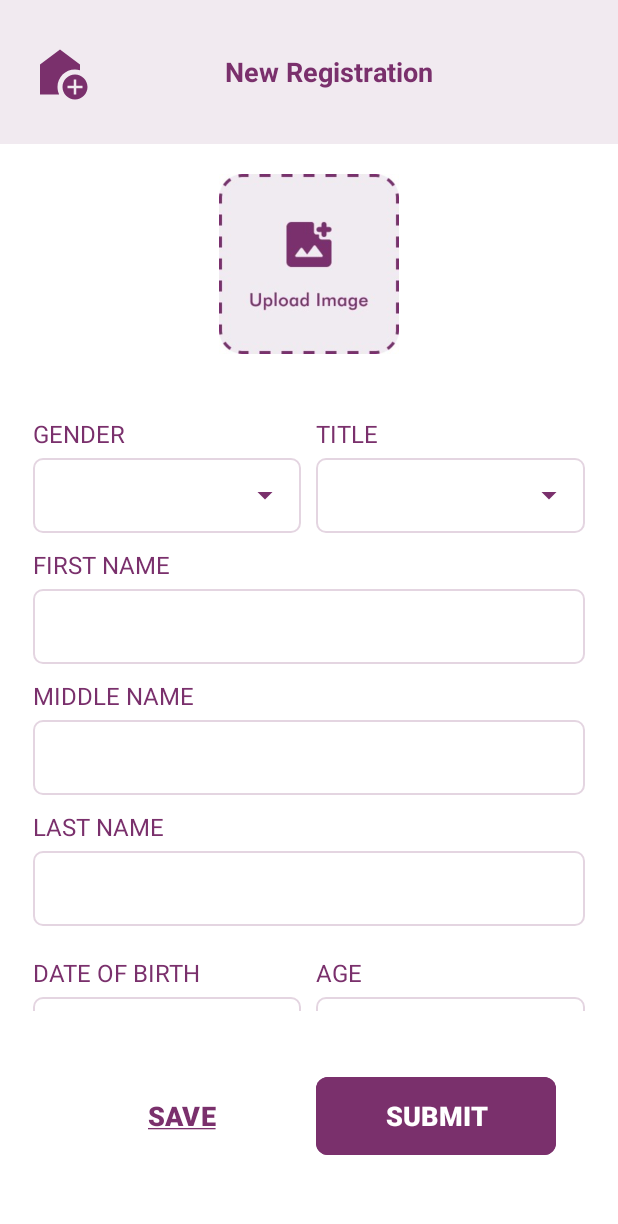
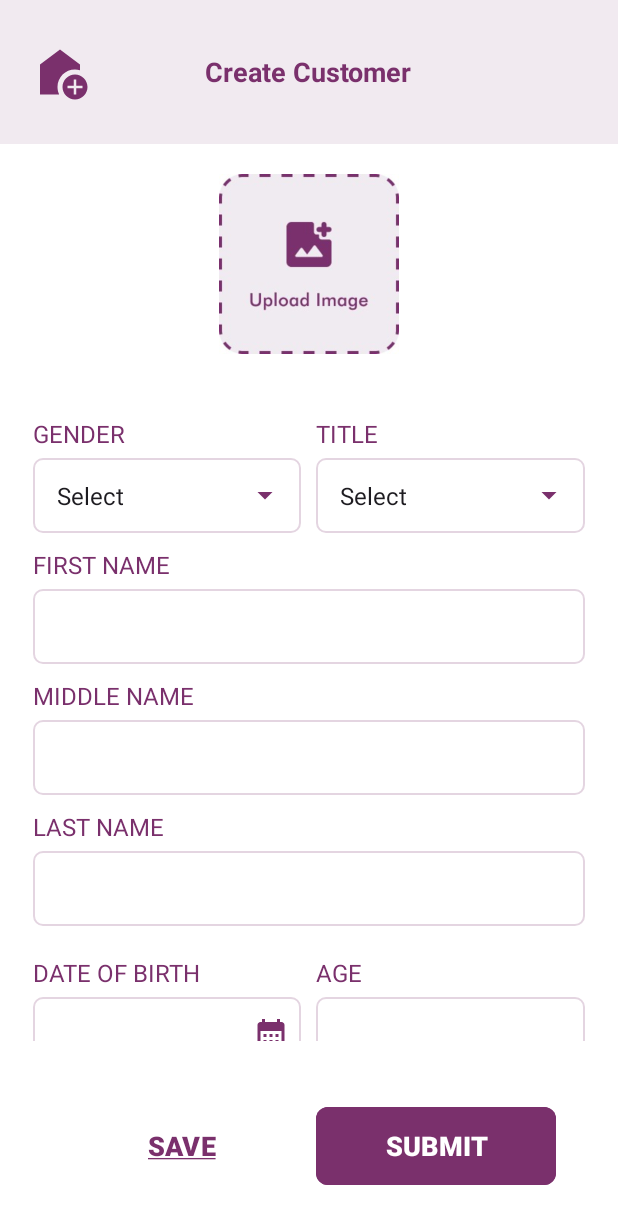
Before and after one commit to cybiteOfficial/Dk_finance_Android, an Android app: the CreatCustomer screen opened directly, with no data from a screen before it, on a phone screen of 412 x 824 dp. Shown: the top 1224 px of the screen. Run offline under Robolectric (Android 15) with nearby library versions, the phone set to English and light mode, and no system bars.

Commit message:
added spinners and fixed ui breakages

```diff
--- a/app/src/main/java/com/example/bankapp/CreatCustomer.java
+++ b/app/src/main/java/com/example/bankapp/CreatCustomer.java
@@ -5,6 +5,7 @@ import android.os.Bundle;
 import android.app.DatePickerDialog;
 import android.util.Log;
 import android.view.View;
+import android.widget.ArrayAdapter;
 import android.widget.Button;
 import android.widget.DatePicker;
 import android.widget.EditText;
@@ -18,6 +19,7 @@ import android.net.Uri;
 import android.os.Bundle;
 import android.provider.MediaStore;
 import android.widget.ImageView;
+import android.widget.Spinner;
 import android.widget.TextView;
 
 import androidx.annotation.Nullable;
@@ -54,6 +56,42 @@ public class CreatCustomer extends AppCompatActivity {
         firstNameEditText = findViewById(R.id.customerName);
         middleNameEditText = findViewById(R.id.customerMiddleName);
         lastNameEditText = findViewById(R.id.customerLastName);
+
+        // gender Spinner
+        Spinner genderSpinner = findViewById(R.id.gender);
+        String[] gender_type = getResources().getStringArray(R.array.gender_type);
+        ArrayAdapter<String> genderAdapter = new ArrayAdapter<>(this, android.R.layout.simple_spinner_item,gender_type);
+        genderAdapter.setDropDownViewResource(android.R.layout.simple_spinner_dropdown_item);
+        genderSpinner.setAdapter(genderAdapter);
+
+
+        // title Spinner
+        Spinner titleSpinner = findViewById(R.id.title);
+        String[] titleItems = getResources().getStringArray(R.array.title_type);
+        ArrayAdapter<String> titleAdapter = new ArrayAdapter<>(this, android.R.layout.simple_spinner_item, titleItems);
+        titleAdapter.setDropDownViewResource(android.R.layout.simple_spinner_dropdown_item);
+        titleSpinner.setAdapter(titleAdapter);
+
+        // customer_segment Spinner
+        Spinner customer_segmentSpinner = findViewById(R.id.customer_segment);
+        String[] customer_segment = getResources().getStringArray(R.array.customer_segment);
+        ArrayAdapter<String> customer_segmentAdapter = new ArrayAdapter<>(this, android.R.layout.simple_spinner_item, customer_segment);
+        customer_segmentAdapter.setDropDownViewResource(android.R.layout.simple_spinner_dropdown_item);
+        customer_segmentSpinner.setAdapter(customer_segmentAdapter);
+
+        // residenceOwner Spinner
+        Spinner residenceOwnerSpinner = findViewById(R.id.residenceOwner);
+        String[] residenceOwner = getResources().getStringArray(R.array.customer_segment);
+        ArrayAdapter<String> residenceOwnerAdapter = new ArrayAdapter<>(this, android.R.layout.simple_spinner_item, residenceOwner);
+        residenceOwnerAdapter.setDropDownViewResource(android.R.layout.simple_spinner_dropdown_item);
+        residenceOwnerSpinner.setAdapter(residenceOwnerAdapter);
+
+        // customer_segment Spinner
+        Spinner agricultureLandOwnerSpinner = findViewById(R.id.agricultureLandOwner);
+        String[] agricultureLandOwner = getResources().getStringArray(R.array.customer_segment);
+        ArrayAdapter<String> agricultureLandOwnerAdapter = new ArrayAdapter<>(this, android.R.layout.simple_spinner_item, agricultureLandOwner);
+        agricultureLandOwnerAdapter.setDropDownViewResource(android.R.layout.simple_spinner_dropdown_item);
+        agricultureLandOwnerSpinner.setAdapter(agricultureLandOwnerAdapter);
 
         Button submitButton = findViewById(R.id.submit_button);
 
--- a/app/src/main/java/com/example/bankapp/NewRegistrationActivity2.java
+++ b/app/src/main/java/com/example/bankapp/NewRegistrationActivity2.java
@@ -24,7 +24,6 @@ public class NewRegistrationActivity2 extends AppCompatActivity {
         continueButton.setOnClickListener(new View.OnClickListener() {
             @Override
             public void onClick(View v) {
-
                 startActivity(new Intent(NewRegistrationActivity2.this, AddCustomerActivity.class));
             }
         });
--- a/app/src/main/res/layout/activity_creat_customer.xml
+++ b/app/src/main/res/layout/activity_creat_customer.xml
@@ -7,13 +7,13 @@
     android:layout_height="match_parent"
     android:orientation="vertical">
 
+
   <!-- Box at the top of the screen -->
-  <LinearLayout
+  <RelativeLayout
       android:id="@+id/topBox"
       android:layout_width="match_parent"
       android:layout_height="96dp"
       android:background="#1A7A306c"
-      android:orientation="horizontal"
       android:padding="20dp"
       android:paddingTop="20dp">
 
@@ -22,7 +22,8 @@
         android:id="@+id/homeButton"
         android:layout_width="wrap_content"
         android:layout_height="wrap_content"
-        android:layout_gravity="center"
+        android:layout_alignParentStart="true"
+        android:layout_centerVertical="true"
         android:adjustViewBounds="true"
         android:scaleType="fitCenter"
         android:src="@drawable/baseline_add_home_24" />
@@ -30,15 +31,14 @@
     <!-- Text in the center -->
     <TextView
         android:id="@+id/textView"
-        android:layout_width="317sp"
+        android:layout_width="wrap_content"
         android:layout_height="wrap_content"
-        android:layout_gravity="center"
-        android:gravity="center"
-        android:text="New Registration"
+        android:layout_centerInParent="true"
+        android:text="Create Customer"
         android:textColor="@color/primary"
         android:textSize="18sp"
-        android:textStyle="bold" />
-  </LinearLayout>
+        android:textStyle="bold"/>
+  </RelativeLayout>
 
   <!-- Image view -->
   <LinearLayout
@@ -445,8 +445,7 @@
       android:layout_height="wrap_content"
       android:orientation="horizontal"
       android:layout_marginTop="20dp"
-      android:gravity="center_horizontal"
-      android:layout_marginBottom="20dp">
+      android:gravity="center_horizontal">
 
     <Button
         android:id="@+id/save_button"
--- a/app/src/main/res/layout/activity_dashboard.xml
+++ b/app/src/main/res/layout/activity_dashboard.xml
@@ -31,7 +31,7 @@
             android:text="Dashboard"
             android:textStyle="bold"
             android:textSize="18sp"
-            android:textColor="#703273"
+            android:textColor="@color/primary"
             android:textAlignment="center"/>
 
         <!-- Support ImageView -->
@@ -52,7 +52,7 @@
         android:layout_marginStart="26dp"
         android:text="Services"
         android:textSize="18sp"
-        android:textColor="#703273"
+        android:textColor="@color/primary"
         android:textStyle="bold"/>
 
     <!-- Center Section -->
```
Also changed, not shown: app/src/main/java/com/example/bankapp/KycActivity2.java (+43 -59 lines), app/src/main/java/com/example/bankapp/NewRegistrationActivity.java (+21 -2 lines), app/src/main/java/com/example/bankapp/OtpActivity.java (+18 -21 lines), app/src/main/res/drawable/eye_svgrepo_com__1_.xml (added, +9 -0 lines), app/src/main/res/layout/activity_add_customer.xml (+13 -14 lines), app/src/main/res/layout/activity_address.xml (+13 -13 lines), app/src/main/res/layout/activity_kyc_1.xml (+11 -11 lines), app/src/main/res/layout/activity_kyc_2.xml (+11 -14 lines), app/src/main/res/layout/activity_login.xml (+4 -5 lines), app/src/main/res/layout/activity_new_registration.xml (+11 -11 lines), app/src/main/res/layout/activity_new_registration2.xml (+17 -4 lines), app/src/main/res/layout/activity_otp.xml (+26 -16 lines), app/src/main/res/values/strings.xml (+40 -48 lines).
